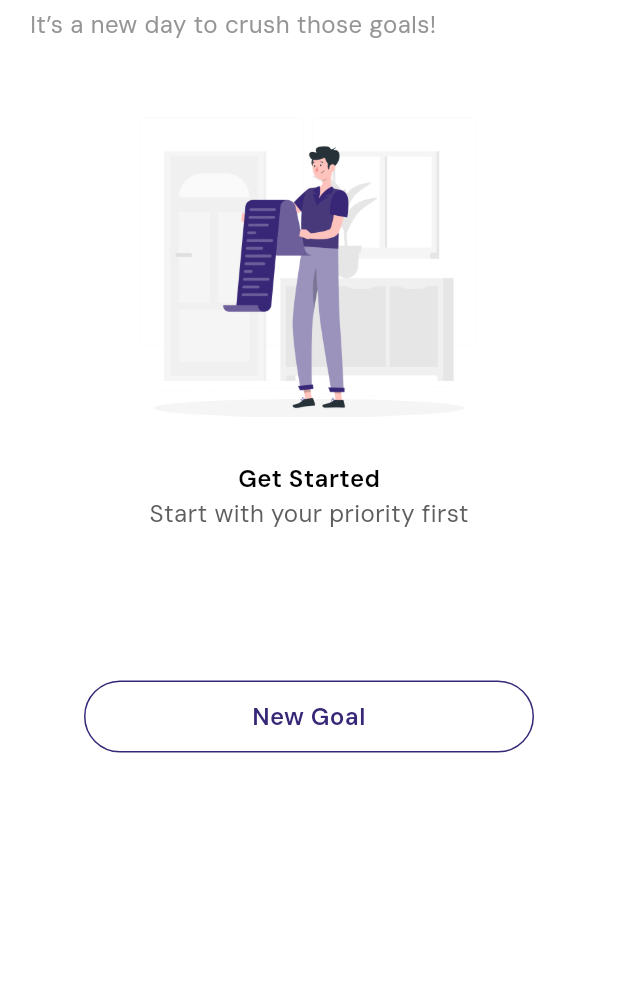
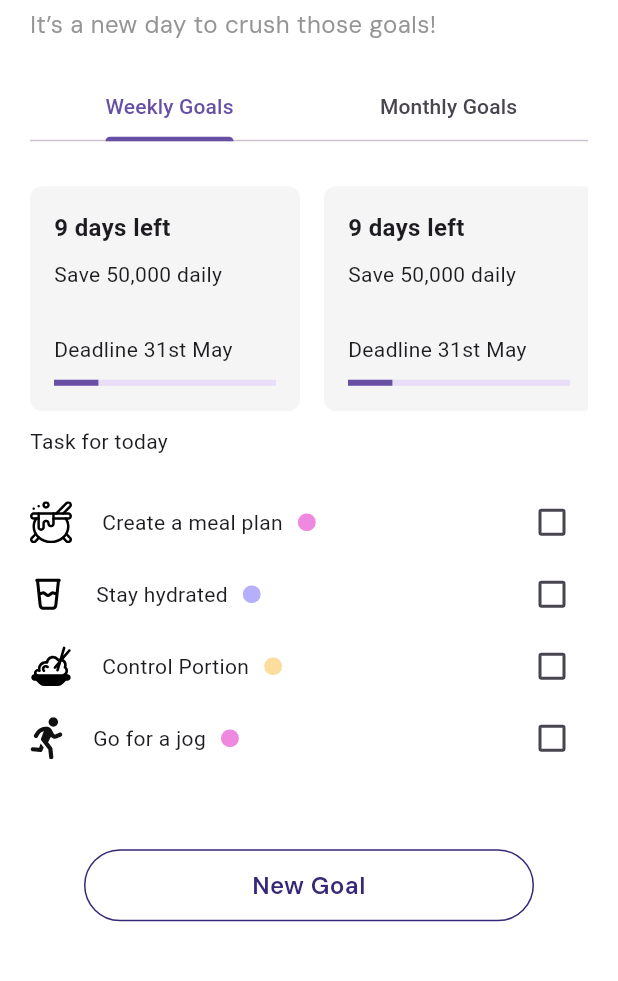
Before and after one commit to ZidioProjects/goalkit, a Flutter app: the HomePage screen opened directly, on a phone screen of 412 x 824 dp, the part 113-1094 px from its top. Run offline on Flutter 3.47's test engine with Material 3 defaults, Android fonts, the phone set to English and light mode, and no system bars; our stand-ins replace animated_splash_screen, flutter_screenutil, flutter_svg, flutter_switch, fluttertoast, gap and 1 more; accounts and stored records are empty.

Commit message:
Home screen update

```diff
--- a/lib/main.dart
+++ b/lib/main.dart
@@ -8,12 +8,10 @@ import 'package:provider/provider.dart';
 import 'api/providers/app_providers.dart';
 
 void main() {
-  runApp(
-      MultiProvider(
-        providers: appProviders,
-        child: const MyApp(),
-      )
-  );
+  runApp(MultiProvider(
+    providers: appProviders,
+    child: const MyApp(),
+  ));
 }
 
 class MyApp extends StatelessWidget {
@@ -23,7 +21,7 @@ class MyApp extends StatelessWidget {
   Widget build(BuildContext context) {
     return MaterialApp(
       debugShowCheckedModeBanner: false,
-      home: NewGoal(),
+      home: SplashScreen(),
     );
   }
 }
--- a/lib/resources/managers/color_manager.dart
+++ b/lib/resources/managers/color_manager.dart
@@ -8,3 +8,4 @@ const ash4Color = Color(0xFFF5F5F5);
 const ash5Color = Color(0xFFB0B0B0);
 const ash6Color = Color(0xFFB0B0B0);
 const lineColor = Color(0xFFCCCCCC);
+const ashColor7 = Color(0xFF0ECFF);
--- a/lib/resources/managers/image_manager.dart
+++ b/lib/resources/managers/image_manager.dart
@@ -39,4 +39,10 @@ class ImageManager {
   static const String orange = '${_iconPath}orange_circle.svg';
   static const String blue = '${_iconPath}blue_circle.svg';
   static const String purple = '${_iconPath}purple_circle.svg';
+
+  //home
+  static const String cup = '${_iconPath}cup.svg';
+  static const String food = '${_iconPath}food_bowl.svg';
+  static const String pot = '${_iconPath}pot.svg';
+  static const String man = '${_iconPath}running_man.svg';
 }
--- a/lib/resources/managers/string_manager.dart
+++ b/lib/resources/managers/string_manager.dart
@@ -61,6 +61,17 @@ class StringManager {
   static const String createActionPlan = 'Create action plan';
   static const String whatActionPlan = 'What is your action plan?';
   static const String howOften = 'How often do you want to do this';
+
+  //home page
+  // static const String hydrate = "Stay hydrated";
+  // static const String control = "Control Portion";
+  static const String jog = "Go for a jog";
+  static const String task = 'Task for today';
+  static const String weekly = "Weekly Goals";
+  static const String monthly = "Monthly Goals";
+  static const String daysLeft = '9 days left';
+  static const String save = 'Save 50,000 daily';
+  static const String deadline = 'Deadline 31st May';
 
   //Analytics
   static const String goalsStats = 'Goal Stats';
--- a/lib/views/home/home_page.dart
+++ b/lib/views/home/home_page.dart
@@ -1,5 +1,8 @@
 import 'package:flutter/cupertino.dart';
 import 'package:flutter/material.dart';
+import 'package:flutter/widgets.dart';
+import 'package:flutter_svg/flutter_svg.dart';
+import 'package:flutter_svg/svg.dart';
 import 'package:gap/gap.dart';
 import 'package:goalkit/api/providers/login_provider.dart';
 import 'package:goalkit/resources/helpers/reuseable_widgets.dart';
@@ -7,6 +10,7 @@ import 'package:goalkit/resources/managers/color_manager.dart';
 import 'package:goalkit/resources/managers/image_manager.dart';
 import 'package:goalkit/resources/managers/string_manager.dart';
 import 'package:goalkit/resources/managers/styles_manager.dart';
+import 'package:goalkit/views/home/widget/tab_section.dart';
 import 'package:goalkit/views/profile_screen/profile.dart';
 import 'package:provider/provider.dart';
 
@@ -18,6 +22,7 @@ class HomePage extends StatefulWidget {
 }
 
 class _HomePageState extends State<HomePage> {
+  bool value = false;
   @override
   Widget build(BuildContext context) {
     return Scaffold(
@@ -34,22 +39,19 @@ class _HomePageState extends State<HomePage> {
                   Row(
                     mainAxisAlignment: MainAxisAlignment.spaceBetween,
                     children: [
-                      Text.rich(
-                          TextSpan(
-                              children: [
-                                TextSpan(
-                                  text: StringManager.hi,
-                                  style: AppTextStyle.headerStyle.copyWith(
-                                      color: Colors.black),
-                                ),
-                                TextSpan(
-                                  text: loginProvider.loginResponse?.firstname ?? 'Senior',
-                                  style: AppTextStyle.headerStyle.copyWith(
-                                      color: Colors.black),
-                                ),
-                              ]
-                          )
-                      ),
+                      Text.rich(TextSpan(children: [
+                        TextSpan(
+                          text: StringManager.hi,
+                          style: AppTextStyle.headerStyle
+                              .copyWith(color: Colors.black),
+                        ),
+                        TextSpan(
+                          text: loginProvider.loginResponse?.firstname ??
+                              'Senior',
+                          style: AppTextStyle.headerStyle
+                              .copyWith(color: Colors.black),
+                        ),
+                      ])),
                       GestureDetector(
                         onTap: () {
                           Navigator.push(
@@ -71,39 +73,114 @@ class _HomePageState extends State<HomePage> {
                     StringManager.newDay,
                     style: AppTextStyle.bodyStyle16.copyWith(color: ash2Color),
                   ),
-                  const Gap(50),
-                  Center(
+                  const Gap(20),
+                  Container(
                     child: Column(
+                      crossAxisAlignment: CrossAxisAlignment.start,
                       children: [
-                        Image.asset(
-                          ImageManager.pic1,
-                          width: 400,
-                          height: 200,
+                        TabBarSelector(),
+                        const Gap(10),
+                        Text(StringManager.task),
+                        const Gap(20),
+                        Row(
+                          mainAxisAlignment: MainAxisAlignment.spaceBetween,
+                          children: [
+                            Row(
+                              children: [
+                                SvgPicture.asset(ImageManager.pot),
+                                const Gap(20),
+                                Text(StringManager.mealPlan),
+                                const Gap(10),
+                                SvgPicture.asset(ImageManager.purple),
+                              ],
+                            ),
+                            const Gap(130),
+                            Checkbox(
+                              checkColor: primaryColor,
+                              value: this.value,
+                              onChanged: (bool? value) {
+                                setState(() {});
+                              },
+                            ),
+                          ],
                         ),
-                        const Gap(30),
-                        Text(
-                          StringManager.getStarted,
-                          style: AppTextStyle.headerMediumStyle.copyWith(
-                              color: Colors.black),
+                        Row(
+                          mainAxisAlignment: MainAxisAlignment.spaceBetween,
+                          children: [
+                            Row(
+                              children: [
+                                SvgPicture.asset(ImageManager.cup),
+                                const Gap(20),
+                                Text(StringManager.stay),
+                                const Gap(10),
+                                SvgPicture.asset(ImageManager.blue),
+                              ],
+                            ),
+                            const Gap(100),
+                            Checkbox(
+                              checkColor: primaryColor,
+                              value: this.value,
+                              onChanged: (bool? value) {
+                                setState(() {});
+                              },
+                            ),
+                          ],
                         ),
-                        Text(
-                          StringManager.startWith,
-                          style: AppTextStyle.bodyStyle16.copyWith(
-                              color: ash3Color),
+                        Row(
+                          mainAxisAlignment: MainAxisAlignment.spaceBetween,
+                          children: [
+                            Row(
+                              children: [
+                                SvgPicture.asset(ImageManager.food),
+                                const Gap(20),
+                                Text(StringManager.portion),
+                                const Gap(10),
+                                SvgPicture.asset(ImageManager.orange),
+                              ],
+                            ),
+                            const Gap(130),
+                            Checkbox(
+                              checkColor: primaryColor,
+                              value: this.value,
+                              onChanged: (bool? value) {
+                                setState(() {});
+                              },
+                            ),
+                          ],
+                        ),
+                        Row(
+                          mainAxisAlignment: MainAxisAlignment.spaceBetween,
+                          children: [
+                            Row(
+                              children: [
+                                SvgPicture.asset(ImageManager.man),
+                                const Gap(20),
+                                Text(StringManager.jog),
+                                const Gap(10),
+                                SvgPicture.asset(ImageManager.purple),
+                              ],
+                            ),
+                            const Gap(100),
+                            Checkbox(
+                              checkColor: primaryColor,
+                              value: this.value,
+                              onChanged: (bool? value) {
+                                setState(() {});
+                              },
+                            ),
+                          ],
                         ),
                       ],
                     ),
                   ),
-                  const Gap(100),
+                  const Gap(50),
                   Center(child: whiteButton('New Goal', 300))
                 ],
               ),
             ),
           );
-         }
-        ),
+        }),
       ),
-
     );
   }
 }
--- /dev/null
+++ b/lib/views/home/widget/tab_section.dart
@@ -0,0 +1,167 @@
+import 'package:flutter/material.dart';
+import 'package:gap/gap.dart';
+import 'package:goalkit/resources/managers/color_manager.dart';
+import 'package:goalkit/resources/managers/string_manager.dart';
+import 'package:goalkit/resources/managers/styles_manager.dart';
+
+class TabBarSelector extends StatelessWidget {
+  const TabBarSelector({super.key});
+
+  @override
+  Widget build(BuildContext context) {
+    return DefaultTabController(
+      length: 2,
+      child: Column(crossAxisAlignment: CrossAxisAlignment.start, children: [
+        TabBar(
+          indicatorWeight: 0.5,
+          tabs: [
+            Tab(
+              text: StringManager.weekly,
+            ),
+            Tab(
+              text: StringManager.monthly,
+            )
+          ],
+        ),
+        const Gap(30),
+        SizedBox(
+          height: 150,
+          child: TabBarView(children: [
+            Container(
+              width: 150,
+              height: 100,
+              child: ListView(
+                scrollDirection: Axis.horizontal,
+                children: [
+                  //CONTAINER 1
+                  Container(
+                      padding: EdgeInsets.all(16),
+                      margin: EdgeInsets.only(right: 16),
+                      width: 180,
+                      decoration: BoxDecoration(
+                          borderRadius: BorderRadius.circular(8),
+                          color: ash4Color),
+                      child: Column(
+                        crossAxisAlignment: CrossAxisAlignment.start,
+                        mainAxisAlignment: MainAxisAlignment.start,
+                        children: [
+                          Text(
+                            StringManager.daysLeft,
+                            style: TextStyle(
+                                fontSize: 16, fontWeight: FontWeight.bold),
+                          ),
+                          const Gap(10),
+                          Text(
+                            StringManager.save,
+                          ),
+                          const Gap(30),
+                          Text(StringManager.deadline),
+                          const Gap(10),
+                          LinearProgressIndicator(
+                            value: 0.2,
+                          ),
+                        ],
+                      )),
+                  Container(
+                      padding: EdgeInsets.all(16),
+                      margin: EdgeInsets.only(right: 16),
+                      width: 180,
+                      decoration: BoxDecoration(
+                          borderRadius: BorderRadius.circular(8),
+                          color: ash4Color),
+                      child: Column(
+                        crossAxisAlignment: CrossAxisAlignment.start,
+                        mainAxisAlignment: MainAxisAlignment.start,
+                        children: [
+                          Text(
+                            StringManager.daysLeft,
+                            style: TextStyle(
+                                fontSize: 16, fontWeight: FontWeight.bold),
+                          ),
+                          const Gap(10),
+                          Text(
+                            StringManager.save,
+                          ),
+                          const Gap(30),
+                          Text(StringManager.deadline),
+                          const Gap(10),
+                          LinearProgressIndicator(
+                            value: 0.2,
+                          ),
+                        ],
+                      )),
+                ],
+              ),
+            ),
+            Container(
+              width: 150,
+              height: 100,
+              child: ListView(
+                scrollDirection: Axis.horizontal,
+                children: [
+                  //CONTAINER 1
+                  Container(
+                      padding: EdgeInsets.all(16),
+                      margin: EdgeInsets.only(right: 16),
+                      width: 180,
+                      decoration: BoxDecoration(
+                          borderRadius: BorderRadius.circular(8),
+                          color: ash4Color),
+                      child: Column(
+                        crossAxisAlignment: CrossAxisAlignment.start,
+                        mainAxisAlignment: MainAxisAlignment.start,
+                        children: [
+                          Text(
+                            StringManager.daysLeft,
+                            style: TextStyle(
+                                fontSize: 16, fontWeight: FontWeight.bold),
+                          ),
+                          const Gap(10),
+                          Text(
+                            StringManager.save,
+                          ),
+                          const Gap(30),
+                          Text(StringManager.deadline),
+                          const Gap(10),
+                          LinearProgressIndicator(
+                            value: 0.2,
+                          ),
+                        ],
+                      )),
+                  Container(
+                      padding: EdgeInsets.all(16),
+                      margin: EdgeInsets.only(right: 16),
+                      width: 180,
+                      decoration: BoxDecoration(
+                          borderRadius: BorderRadius.circular(8),
+                          color: ash4Color),
+                      child: Column(
+                        crossAxisAlignment: CrossAxisAlignment.start,
+                        mainAxisAlignment: MainAxisAlignment.start,
+                        children: [
+                          Text(
+                            StringManager.daysLeft,
+                            style: TextStyle(
+                                fontSize: 16, fontWeight: FontWeight.bold),
+                          ),
+                          const Gap(10),
+                          Text(
+                            StringManager.save,
+                          ),
+                          const Gap(30),
+                          Text(StringManager.deadline),
+                          const Gap(10),
+                          LinearProgressIndicator(
+                            value: 0.2,
+                          ),
+                        ],
+                      )),
+                ],
+              ),
+            ),
+          ]),
+        )
+      ]),
+    );
+  }
+}
```
Also changed, not shown: assets/icons/cup.svg (added), assets/icons/food_bowl.svg (added), assets/icons/pot.svg (added), assets/icons/running_man.svg (added).
